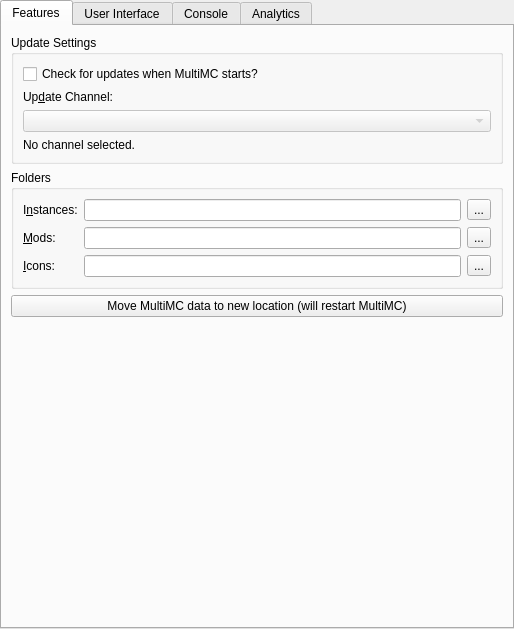
This is launcher/pages/global/LauncherPage.ui in FreesmTeam/FreesmLauncher as Qt 5 draws it before an edit. The edited form follows.
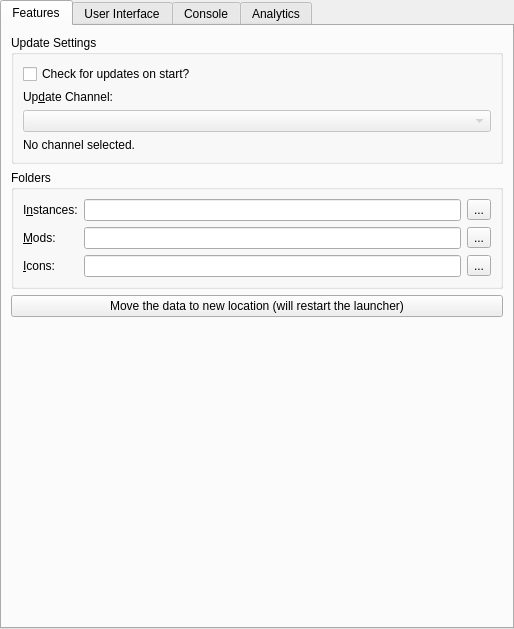
This is the edited form.

Diff of the .ui file:
```diff
--- a/launcher/pages/global/LauncherPage.ui
+++ b/launcher/pages/global/LauncherPage.ui
@@ -54,7 +54,7 @@
           <item>
            <widget class="QCheckBox" name="autoUpdateCheckBox">
             <property name="text">
-             <string>Check for updates when MultiMC starts?</string>
+             <string>Check for updates on start?</string>
             </property>
            </widget>
           </item>
@@ -160,7 +160,7 @@
        <item>
         <widget class="QPushButton" name="migrateDataFolderMacBtn">
          <property name="text">
-          <string>Move MultiMC data to new location (will restart MultiMC)</string>
+          <string>Move the data to new location (will restart the launcher)</string>
          </property>
         </widget>
        </item>
```
Left out of the diff: 6 changed lines with no effect on the pictures.
